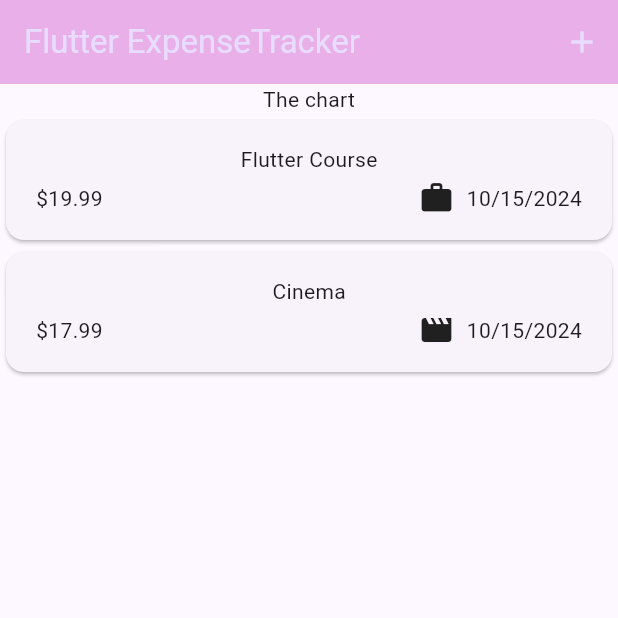
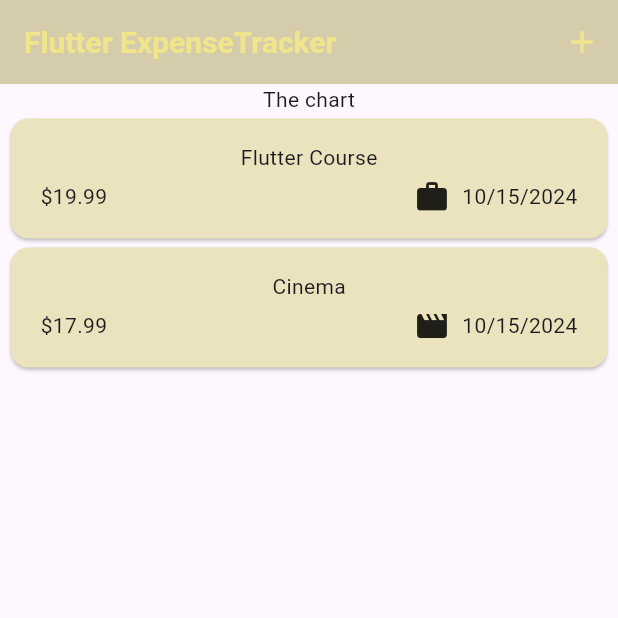
Before and after one commit to flutter-development-rboriba/expense_tracker_app, a Flutter app: the screen it shows after launch, on a phone screen of 412 x 824 dp, the top half of it. Run offline on Flutter 3.47's test engine with Material 3 defaults, Android fonts, the phone set to English and light mode, and no system bars.

Commit message:
Setting text theme and colors of the app

```diff
--- a/lib/main.dart
+++ b/lib/main.dart
@@ -3,7 +3,7 @@ import 'package:flutter/material.dart';
 import 'package:expense_tracker_app/widgets/expenses.dart';
 
 var kColorScheme = ColorScheme.fromSeed(
-  seedColor: const Color.fromARGB(255, 96, 59, 181),
+  seedColor: const Color.fromARGB(255, 240, 224, 80),
 );
 
 void main() {
@@ -16,14 +16,32 @@ class MyApp extends StatelessWidget {
   @override
   Widget build(BuildContext context) {
     return MaterialApp(
-      title: 'Flutter Demo',
-      theme: ThemeData(
-          useMaterial3: true,
-          colorScheme: kColorScheme,
-          appBarTheme: const AppBarTheme().copyWith(
-            backgroundColor: kColorScheme.onPrimaryContainer,
-            foregroundColor: kColorScheme.primaryContainer,
-          )),
+      theme: ThemeData().copyWith(
+        colorScheme: kColorScheme,
+        appBarTheme: const AppBarTheme().copyWith(
+          backgroundColor: kColorScheme.onPrimaryContainer,
+          foregroundColor: kColorScheme.primaryContainer,
+        ),
+        cardTheme: const CardTheme().copyWith(
+          color: kColorScheme.secondaryContainer,
+          margin: const EdgeInsets.symmetric(
+            horizontal: 7,
+            vertical: 3,
+          ),
+        ),
+        elevatedButtonTheme: ElevatedButtonThemeData(
+          style: ElevatedButton.styleFrom(
+            backgroundColor: kColorScheme.primaryContainer,
+          ),
+        ),
+        textTheme: ThemeData().textTheme.copyWith(
+              titleLarge: TextStyle(
+                fontWeight: FontWeight.bold,
+                color: kColorScheme.onSecondaryContainer,
+                fontSize: 20,
+              ),
+            ),
+      ),
       home: const Expenses(),
     );
   }
--- a/lib/widgets/expenses.dart
+++ b/lib/widgets/expenses.dart
@@ -85,7 +85,7 @@ class _ExpensesState extends State<Expenses> {
     return Scaffold(
       appBar: AppBar(
         title: const Text('Flutter ExpenseTracker'),
-        backgroundColor: const Color.fromARGB(130, 213, 106, 212),
+        backgroundColor: const Color.fromARGB(93, 140, 128, 22),
         actions: [
           IconButton(
             onPressed: _openAddExpenseOverlay,
```
